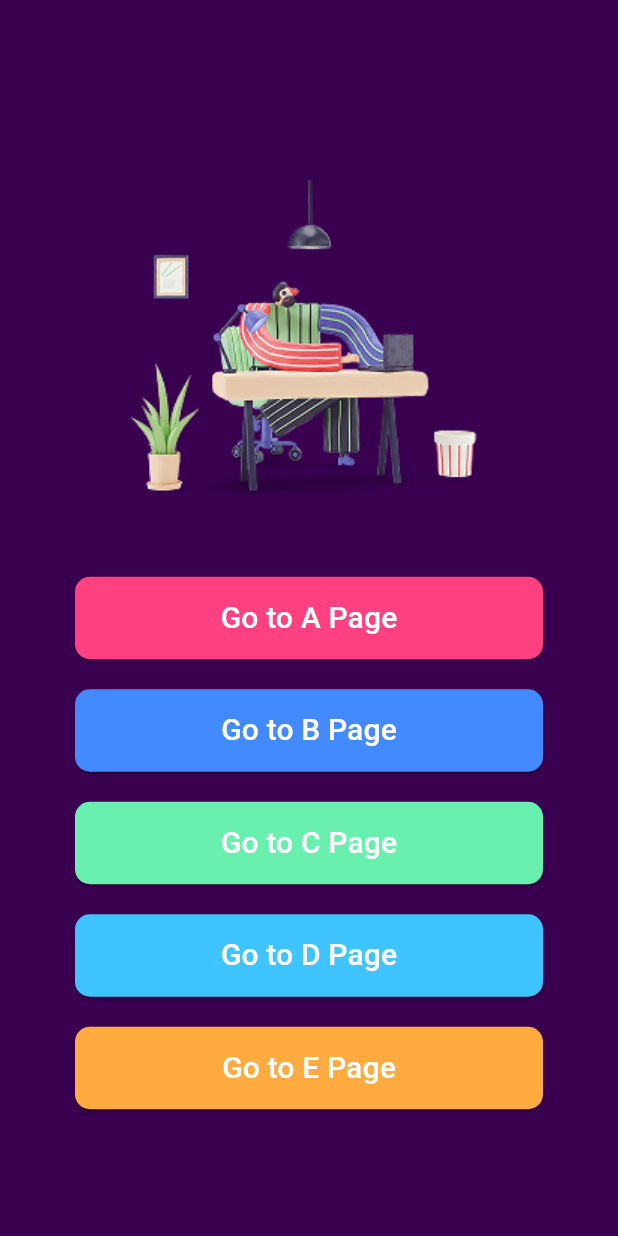
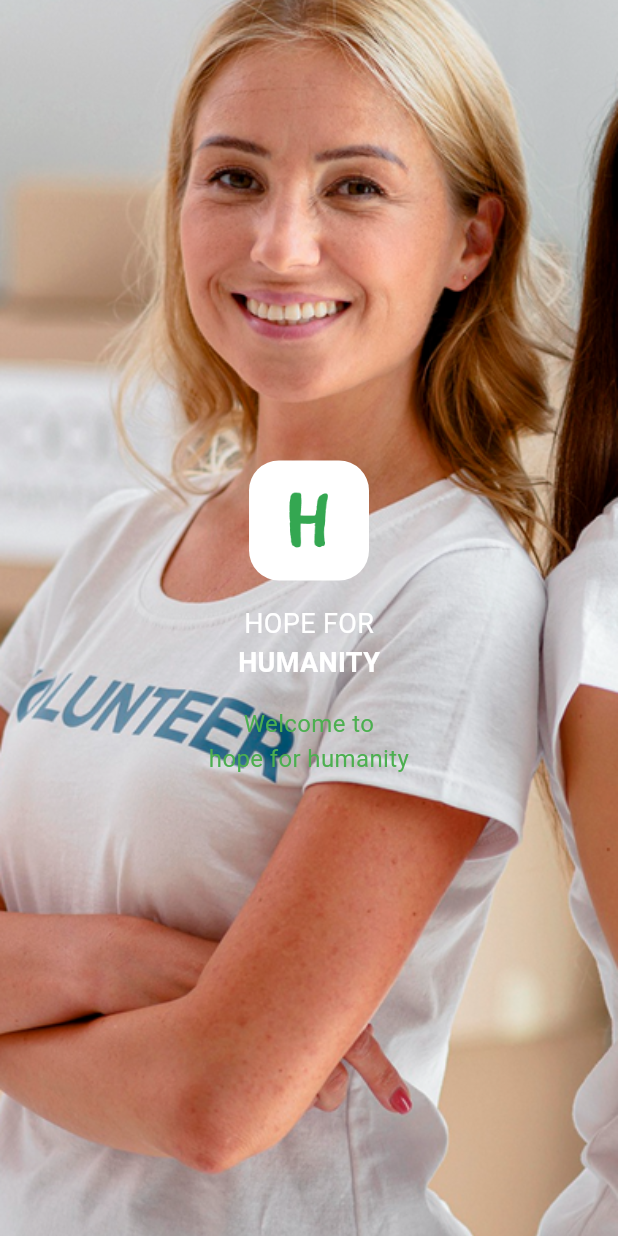
Before and after one commit to Ntanatorn/flutter_speed_ui_app, a Flutter app: the screen it shows after launch, after a tap on "Go to C Page", on a phone screen of 412 x 824 dp. Run offline on Flutter 3.47's test engine with Material 3 defaults, Android fonts, the phone set to English and light mode, and no system bars; our stand-ins replace font_awesome_flutter, google_fonts; Roboto replaces fonts that are missing (Kanit).

Commit message:
สร้างหน้า UI Page C ทั้งหมด

```diff
--- /dev/null
+++ b/lib/views/c01_page_ui.dart
@@ -0,0 +1,86 @@
+import 'package:flutter/material.dart';
+
+class C01PageUi extends StatefulWidget {
+  const C01PageUi({super.key});
+
+  @override
+  State<C01PageUi> createState() => _C01PageUiState();
+}
+
+class _C01PageUiState extends State<C01PageUi> {
+  @override
+  Widget build(BuildContext context) {
+    return Scaffold(
+      body: Stack(
+        children: [
+          // Background Image
+          Positioned.fill(
+            child: Image.asset(
+              'assets/images/imgc1.png', // รูปภาพพื้นหลังของคุณ
+              fit: BoxFit.cover,
+            ),
+          ),
+
+          // Content on top of the image
+          Center(
+            child: Column(
+              mainAxisSize: MainAxisSize.min,
+              children: [
+                // Rounded logo "H"
+                Container(
+                  height: 80,
+                  width: 80,
+                  decoration: BoxDecoration(
+                    color: Colors.white,
+                    borderRadius: BorderRadius.circular(20), // มนตามต้นฉบับ
+                  ),
+                  child: Center(
+                    child: ClipRRect(
+                      borderRadius:
+                          BorderRadius.circular(20), // ขอบมนเหมือนเดิม
+                      child: Image.asset(
+                        'assets/images/imgc2.png', // เปลี่ยนชื่อเป็นชื่อไฟล์โลโก้ H ของคุณ
+                        width: 60,
+                        height: 60,
+                        fit: BoxFit.cover,
+                      ),
+                    ),
+                  ),
+                ),
+                const SizedBox(height: 16),
+
+                // Text: HOPE FOR HUMANITY
+                const Text(
+                  'HOPE FOR',
+                  style: TextStyle(
+                    color: Colors.white,
+                    fontSize: 18,
+                  ),
+                ),
+                const Text(
+                  'HUMANITY',
+                  style: TextStyle(
+                    color: Colors.white,
+                    fontWeight: FontWeight.bold,
+                    fontSize: 18,
+                  ),
+                ),
+                const SizedBox(height: 16),
+
+                // Text: welcome
+                const Text(
+                  'Welcome to\nhope for humanity',
+                  textAlign: TextAlign.center,
+                  style: TextStyle(
+                    fontSize: 16,
+                    color: Colors.green,
+                  ),
+                ),
+              ],
+            ),
+          ),
+        ],
+      ),
+    );
+  }
+}
--- a/lib/views/home_ui.dart
+++ b/lib/views/home_ui.dart
@@ -1,6 +1,9 @@
 // ignore_for_file: sort_child_properties_last
 
 import 'package:flutter/material.dart';
+import 'package:flutter_speed_ui_app/views/a01_page_ui.dart';
+import 'package:flutter_speed_ui_app/views/b01_page_ui.dart';
+import 'package:flutter_speed_ui_app/views/c01_page_ui.dart';
 import 'package:flutter_speed_ui_app/views/d01_page_ui.dart';
 import 'package:flutter_speed_ui_app/views/e01_page_ui.dart';
 
@@ -26,7 +29,14 @@ class HomeUi extends StatelessWidget {
                 height: 300,
               ),
               ElevatedButton(
-                onPressed: () {},
+                onPressed: () {
+                  Navigator.push(
+                    context,
+                    MaterialPageRoute(
+                      builder: (context) => const A01PageUi(),
+                    ),
+                  );
+                },
                 child: Text(
                   'Go to A Page',
                   style: TextStyle(
@@ -49,7 +59,14 @@ class HomeUi extends StatelessWidget {
                 height: 20,
               ),
               ElevatedButton(
-                onPressed: () {},
+                onPressed: () {
+                  Navigator.push(
+                    context,
+                    MaterialPageRoute(
+                      builder: (context) => const B01PageUi(),
+                    ),
+                  );
+                },
                 child: Text(
                   'Go to B Page',
                   style: TextStyle(
@@ -72,7 +89,14 @@ class HomeUi extends StatelessWidget {
                 height: 20,
               ),
               ElevatedButton(
-                onPressed: () {},
+                onPressed: () {
+                  Navigator.push(
+                    context,
+                    MaterialPageRoute(
+                      builder: (context) => const C01PageUi(),
+                    ),
+                  );
+                },
                 child: Text(
                   'Go to C Page',
                   style: TextStyle(
```
Also changed, not shown: lib/views/b01_page_ui.dart (added, +17 -0 lines), lib/views/b02_page_ui.dart (added, +16 -0 lines), lib/views/b03_page_ui.dart (added, +15 -0 lines), lib/views/c02_page_ui.dart (added, +150 -0 lines), lib/views/c03_page_ui.dart (added, +146 -0 lines), assets/images/imgc1.png (added), assets/images/imgc2.png (added), assets/images/imgc3.png (added), assets/images/imgc4.png (added), assets/images/imgc5.png (added).
